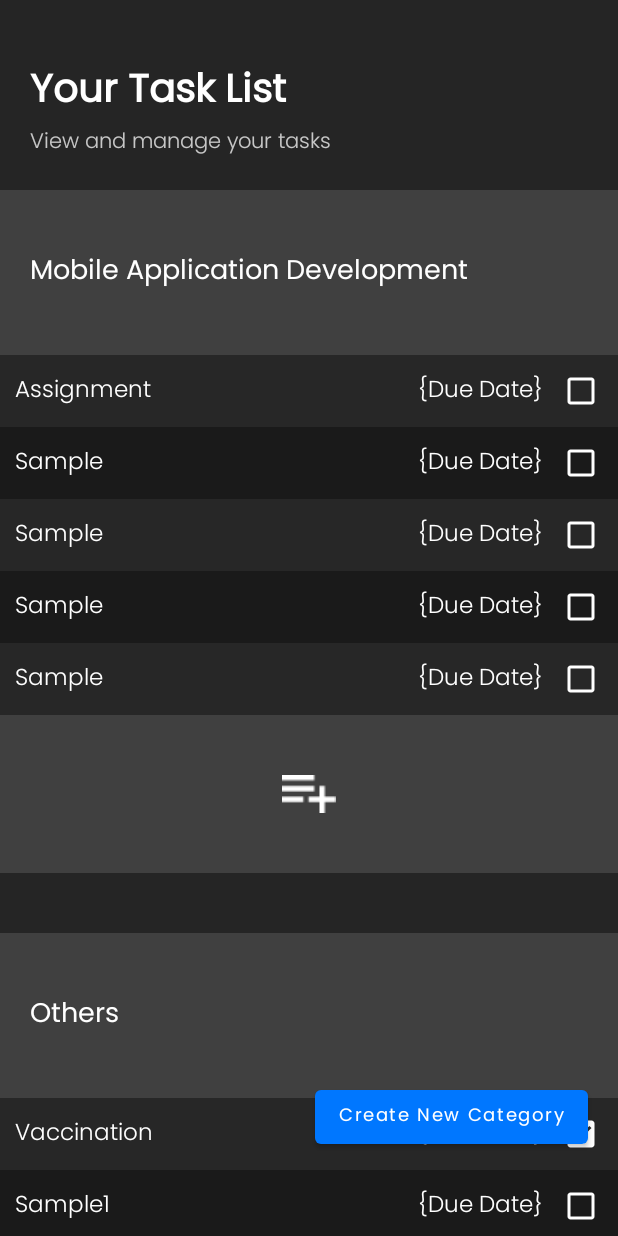
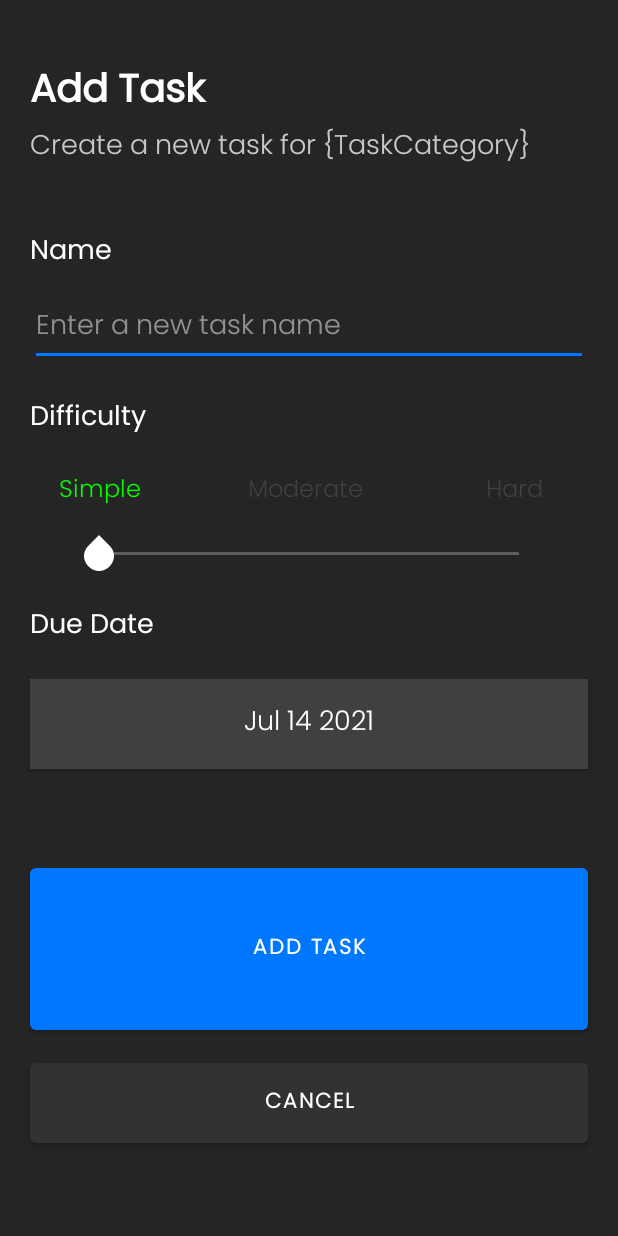
Before and after one commit to s10208233/PTL-MAD-ASSIGNMENT, an Android app: the screen it shows after launch (ViewTaskActivity before the commit, AddTaskActivity after it), after a tap on an icon or button, on a phone screen of 412 x 824 dp. Run offline under Robolectric (Android 15) with nearby library versions, the phone set to English and light mode, and no system bars; libraries missing offline, so code that uses them is left out: androidx.constraintlayout.solver.

Commit message:
TaskCategoryAdapater binded imagebutton(AddTask Icon) to start AddTaskActivity, Changes made to AddTaskActivity.java to change difficulty text color according to seekbar progress.

```diff
--- a/app/src/main/java/sg/edu/np/mad/remembertodo/AddTaskActivity.java
+++ b/app/src/main/java/sg/edu/np/mad/remembertodo/AddTaskActivity.java
@@ -1,14 +1,21 @@
 package sg.edu.np.mad.remembertodo;
 
+import androidx.annotation.ColorInt;
 import androidx.appcompat.app.AppCompatActivity;
+import androidx.appcompat.widget.ResourceManagerInternal;
 
+import android.annotation.SuppressLint;
 import android.app.AlertDialog;
 import android.app.DatePickerDialog;
 import android.content.Intent;
+import android.graphics.Color;
 import android.os.Bundle;
 import android.view.View;
 import android.widget.Button;
 import android.widget.DatePicker;
+import android.widget.SeekBar;
+import android.widget.TextView;
+import android.widget.Toast;
 
 import java.util.Calendar;
 
@@ -22,14 +29,56 @@ public class AddTaskActivity extends AppCompatActivity {
         super.onCreate(savedInstanceState);
         setContentView(R.layout.activity_add_task);
 
-        //
+        //  Difficulty Seekbar
+        SeekBar diffseekbar = findViewById(R.id.addTaskDifficultySeekbar);
+        TextView feedback_simple = findViewById(R.id.diffTextSimple);
+        TextView feedback_moderate = findViewById(R.id.diffTextModerate);
+        TextView feedback_hard = findViewById(R.id.diffTextHard);
 
-        //  DATE PICKER
+        diffseekbar.setOnSeekBarChangeListener(new SeekBar.OnSeekBarChangeListener() {
+            @Override
+            public void onProgressChanged(SeekBar seekBar, int i, boolean b) {
+
+                if (seekBar.getProgress() == 0){
+                    feedback_simple.setTextColor(Color.GREEN);
+                    feedback_moderate.setTextColor(Color.GRAY);
+                    feedback_hard.setTextColor(Color.GRAY);
+                }
+                if (seekBar.getProgress() == 1){
+                    feedback_simple.setTextColor(Color.GRAY);
+                    feedback_moderate.setTextColor(Color.YELLOW);
+                    feedback_hard.setTextColor(Color.GRAY);
+                }
+                if (seekBar.getProgress() == 2){
+                    feedback_simple.setTextColor(Color.GRAY);
+                    feedback_moderate.setTextColor(Color.GRAY);
+                    feedback_hard.setTextColor(Color.RED);
+                }
+            }
+
+            @Override
+            public void onStartTrackingTouch(SeekBar seekBar) {
+
+            }
+
+            @Override
+            public void onStopTrackingTouch(SeekBar seekBar) {
+
+            }
+        });
+
+        //  Date Picker
         initDatePicker();
         dateButton = findViewById(R.id.datePickerButton);
         dateButton.setText(getTodaysDate());
 
-        //  ADD TASK BUTTON
+        //  Create Task
+        findViewById(R.id.createTaskBtn).setOnClickListener(new View.OnClickListener() {
+            @Override
+            public void onClick(View view) {
+
+            }
+        });
 
         //  CANCEL BUTTON
         findViewById(R.id.cancelTaskBtn).setOnClickListener(new View.OnClickListener() {
@@ -41,7 +90,7 @@ public class AddTaskActivity extends AppCompatActivity {
         });
     }
 
-    //  DATE FUNCTIONS
+    //  All Date Picker Functions
     private String getTodaysDate()
     {
         Calendar cal = Calendar.getInstance();
@@ -117,4 +166,9 @@ public class AddTaskActivity extends AppCompatActivity {
         datePickerDialog.show();
     }
 
+    @Override
+    protected void onDestroy() {
+        super.onDestroy();
+        finish();
+    }
 }
--- a/app/src/main/java/sg/edu/np/mad/remembertodo/SplashScreenActivity.java
+++ b/app/src/main/java/sg/edu/np/mad/remembertodo/SplashScreenActivity.java
@@ -20,6 +20,9 @@ public class SplashScreenActivity extends AppCompatActivity {
             public void run() {
                 startActivity(new Intent(SplashScreenActivity.this, ViewTaskActivity.class));
                 finish();
+
+//                startActivity(new Intent(SplashScreenActivity.this, AddTaskActivity.class));
+//                finish();
             }
         }, 1000 );
     }
--- a/app/src/main/java/sg/edu/np/mad/remembertodo/Task.java
+++ b/app/src/main/java/sg/edu/np/mad/remembertodo/Task.java
@@ -5,14 +5,16 @@ import java.util.Date;
 public class Task {
 
     private String TaskName;
-    //private Date DateCreated;
-    //private Date DueDate;
+    private int Difficulty;
+    private Date DueDate;
     private boolean Completed;
+    private Date DateCreated;
 
-    public Task(String TaskName , boolean Completed){
+    public Task(String TaskName, int Difficulty, Date DueDate, boolean Completed, Date DateCreated){
         this.TaskName = TaskName;
-//        this.DateCreated = DateCreated;
-//        this.DueDate = DueDate;
+        this.Difficulty = Difficulty;
+        this.DateCreated = DateCreated;
+        this.DueDate = DueDate;
         this.Completed = Completed;
     }
 
@@ -23,22 +25,22 @@ public class Task {
     public void setTaskName(String taskName) {
         TaskName = taskName;
     }
-//
-//    public Date getDateCreated() {
-//        return DateCreated;
-//    }
 
-//    public void setDateCreated(Date dateCreated) {
-//        DateCreated = dateCreated;
-//    }
-//
-//    public Date getDueDate() {
-//        return DueDate;
-//    }
-//
-//    public void setDueDate(Date dueDate) {
-//        DueDate = dueDate;
-//    }
+    public Date getDateCreated() {
+        return DateCreated;
+    }
+
+    public void setDateCreated(Date dateCreated) {
+        DateCreated = dateCreated;
+    }
+
+    public Date getDueDate() {
+        return DueDate;
+    }
+
+    public void setDueDate(Date dueDate) {
+        DueDate = dueDate;
+    }
 
     public boolean isCompleted() {
         return Completed;
--- a/app/src/main/java/sg/edu/np/mad/remembertodo/TaskAdapter.java
+++ b/app/src/main/java/sg/edu/np/mad/remembertodo/TaskAdapter.java
@@ -27,8 +27,10 @@ public class TaskAdapter extends RecyclerView.Adapter<TaskViewHolder> {
 
     @Override
     public void onBindViewHolder(TaskViewHolder holder, int position) {
+
         holder.Single_Task_Name.setText(data.get(position).getTaskName());
-        //  holder.Single_Task_DueDate.setText(data.get(position).getDueDate().toString());
+        holder.Single_Task_DueDate.setText(data.get(position).getDueDate().toString());
+
         if (data.get(position).isCompleted() == true) {
             holder.Single_Task_Checkbox.setChecked(true);
         }
--- a/app/src/main/java/sg/edu/np/mad/remembertodo/TaskCategoryAdapater.java
+++ b/app/src/main/java/sg/edu/np/mad/remembertodo/TaskCategoryAdapater.java
@@ -1,6 +1,8 @@
 package sg.edu.np.mad.remembertodo;
 
 import android.content.Context;
+import android.content.Intent;
+import android.os.Bundle;
 import android.view.LayoutInflater;
 import android.view.View;
 import android.view.ViewGroup;
@@ -41,7 +43,16 @@ public class TaskCategoryAdapater extends RecyclerView.Adapter<TaskCategoryViewH
         holder.ViewTaskCategory_add_task_button.setOnClickListener(new View.OnClickListener() {
             @Override
             public void onClick(View view) {
-                //  Add_New_Task_Button OnClick
+                Intent addtask = new Intent(context, AddTaskActivity.class);
+                addtask.setFlags(Intent.FLAG_ACTIVITY_NEW_TASK);
+
+                //  Passing data
+                Bundle databundle = new Bundle();
+                databundle.putInt("TaskCategory_Position", position);
+
+                //  Start AddTaskActivity
+                addtask.putExtras(databundle);
+                context.startActivity(addtask);
             }
         });
 
--- a/app/src/main/java/sg/edu/np/mad/remembertodo/TaskViewHolder.java
+++ b/app/src/main/java/sg/edu/np/mad/remembertodo/TaskViewHolder.java
@@ -2,7 +2,9 @@ package sg.edu.np.mad.remembertodo;
 
 import android.view.View;
 import android.widget.CheckBox;
+import android.widget.ImageButton;
 import android.widget.TextView;
+import android.widget.Toast;
 
 import androidx.annotation.NonNull;
 import androidx.constraintlayout.widget.ConstraintLayout;
--- a/app/src/main/java/sg/edu/np/mad/remembertodo/ViewTaskActivity.java
+++ b/app/src/main/java/sg/edu/np/mad/remembertodo/ViewTaskActivity.java
@@ -26,15 +26,10 @@ public class ViewTaskActivity extends AppCompatActivity {
         TaskCategory_List.add(new TaskCategory("Mobile Application Development",
                 new ArrayList<Task>(
                         Arrays.asList(
-                                new Task("Assignment", false),
-                                new Task("Sample",false),
-                                new Task("Sample",false),
-                                new Task("Sample",false),
-                                new Task("Sample",false)
-
-
-
-
+                                new Task("Sample", 0,Calendar.getInstance().getTime(), false, Calendar.getInstance().getTime()),
+                                new Task("Sample", 0,Calendar.getInstance().getTime(), false, Calendar.getInstance().getTime()),
+                                new Task("Sample", 0,Calendar.getInstance().getTime(), false, Calendar.getInstance().getTime()),
+                                new Task("Sample", 0,Calendar.getInstance().getTime(), false, Calendar.getInstance().getTime())
                         )
                 ),
                 ""));
@@ -42,10 +37,9 @@ public class ViewTaskActivity extends AppCompatActivity {
         TaskCategory_List.add(new TaskCategory("Others",
                 new ArrayList<Task>(
                         Arrays.asList(
-                                new Task("Vaccination", true),
-                                new Task("Sample1",false),
-                                new Task("Sample",false)
-
+                                new Task("Sample", 0,Calendar.getInstance().getTime(), false, Calendar.getInstance().getTime()),
+                                new Task("Sample", 0,Calendar.getInstance().getTime(), true, Calendar.getInstance().getTime()),
+                                new Task("Sample", 0,Calendar.getInstance().getTime(), false, Calendar.getInstance().getTime())
                         )
                 ),
                 ""));
--- a/app/src/main/res/layout/activity_add_task.xml
+++ b/app/src/main/res/layout/activity_add_task.xml
@@ -110,7 +110,7 @@
                 android:fontFamily="@font/poppins_light"
                 android:text="Simple"
                 android:textAlignment="center"
-                android:textColor="#06BA00"
+                android:textColor="@color/simple"
                 android:textSize="16sp"
                 app:layout_constraintEnd_toStartOf="@+id/diffTextModerate"
                 app:layout_constraintHorizontal_bias="0.5"
@@ -125,7 +125,7 @@
                 android:fontFamily="@font/poppins_light"
                 android:text="Moderate"
                 android:textAlignment="center"
-                android:textColor="#D6BA00"
+                android:textColor="@color/gray"
                 android:textSize="16sp"
                 app:layout_constraintEnd_toStartOf="@+id/diffTextHard"
                 app:layout_constraintHorizontal_bias="0.5"
@@ -139,7 +139,7 @@
                 android:fontFamily="@font/poppins_light"
                 android:text="Hard"
                 android:textAlignment="center"
-                android:textColor="#D50000"
+                android:textColor="@color/gray"
                 android:textSize="16sp"
                 app:layout_constraintEnd_toEndOf="parent"
                 app:layout_constraintHorizontal_bias="0.5"
@@ -159,10 +159,10 @@
                 android:textSize="18sp"
                 app:layout_constraintEnd_toEndOf="parent"
                 app:layout_constraintStart_toStartOf="parent"
-                app:layout_constraintTop_toBottomOf="@+id/addTaskSeekbar" />
+                app:layout_constraintTop_toBottomOf="@+id/addTaskDifficultySeekbar" />
 
             <SeekBar
-                android:id="@+id/addTaskSeekbar"
+                android:id="@+id/addTaskDifficultySeekbar"
                 style="@style/Widget.AppCompat.SeekBar"
                 android:layout_width="0dp"
                 android:layout_height="27dp"
@@ -175,7 +175,7 @@
                 android:max="2"
                 android:minWidth="40dp"
                 android:minHeight="40dp"
-                android:progress="1"
+                android:progress="0"
                 android:progressBackgroundTint="@color/white"
                 android:progressTint="@color/accentblue"
                 android:thumb="?android:attr/textSelectHandle"
@@ -198,7 +198,7 @@
                 android:fontFamily="@font/poppins_light"
                 android:onClick="openDatePicker"
                 android:shadowDx="3"
-                android:text="Jan 01 2020"
+                android:text="Select A Date"
                 android:textAlignment="center"
                 android:textColor="@color/white"
                 android:textSize="18sp"
--- a/app/src/main/res/layout/activity_view_task.xml
+++ b/app/src/main/res/layout/activity_view_task.xml
@@ -7,19 +7,16 @@
     android:background="@color/darkgray"
     tools:context=".ViewTaskActivity">
 
-    <Button
-        android:id="@+id/button2"
+    <com.google.android.material.floatingactionbutton.FloatingActionButton
+        android:id="@+id/add_cat_btn"
         android:layout_width="wrap_content"
         android:layout_height="wrap_content"
         android:layout_marginEnd="20dp"
-        android:layout_marginBottom="55dp"
-        android:fontFamily="@font/poppins"
-        android:text="Create New Category"
-        android:textAllCaps="false"
-        android:textSize="12sp"
-        app:backgroundTint="@color/accentblue"
+        android:layout_marginBottom="50dp"
+        android:clickable="true"
         app:layout_constraintBottom_toBottomOf="parent"
-        app:layout_constraintEnd_toEndOf="parent" />
+        app:layout_constraintEnd_toEndOf="parent"
+        app:srcCompat="@drawable/icon_add" />
 
     <ScrollView
         android:id="@+id/viewTaskListScrollView"
@@ -31,11 +28,11 @@
         app:layout_constraintHorizontal_bias="0.0"
         app:layout_constraintStart_toStartOf="parent"
         app:layout_constraintTop_toTopOf="parent"
-        app:layout_constraintVertical_bias="1.0">
+        app:layout_constraintVertical_bias="0.0">
 
         <androidx.constraintlayout.widget.ConstraintLayout
             android:layout_width="match_parent"
-            android:layout_height="wrap_content" >
+            android:layout_height="wrap_content">
 
             <TextView
                 android:id="@+id/ViewTask_Title"
@@ -79,6 +76,7 @@
                 app:layout_constraintStart_toStartOf="parent"
                 app:layout_constraintTop_toBottomOf="@+id/ViewTask_Subtitle"
                 app:layout_constraintVertical_bias="0.0" />
+
         </androidx.constraintlayout.widget.ConstraintLayout>
     </ScrollView>
 
--- a/app/src/main/res/layout/viewholder_task.xml
+++ b/app/src/main/res/layout/viewholder_task.xml
@@ -11,7 +11,7 @@
         android:id="@+id/single_task_name"
         android:layout_width="0dp"
         android:layout_height="wrap_content"
-        android:layout_marginStart="10dp"
+        android:layout_marginStart="20dp"
         android:layout_marginTop="10dp"
         android:layout_marginEnd="20dp"
         android:layout_marginBottom="10dp"
@@ -28,7 +28,7 @@
         android:id="@+id/single_task_duedate"
         android:layout_width="0dp"
         android:layout_height="wrap_content"
-        android:layout_marginEnd="10dp"
+        android:layout_marginEnd="20dp"
         android:fontFamily="@font/poppins_light"
         android:text="{Due Date}"
         android:textColor="#FFFFFF"
@@ -41,7 +41,7 @@
         android:id="@+id/single_task_checkbox"
         android:layout_width="30dp"
         android:layout_height="wrap_content"
-        android:layout_marginEnd="10dp"
+        android:layout_marginEnd="20dp"
         android:checked="false"
         android:gravity="center|center_horizontal|center_vertical"
         app:buttonTint="#FFFFFF"
--- a/app/src/main/res/values/colors.xml
+++ b/app/src/main/res/values/colors.xml
@@ -7,4 +7,5 @@
     <color name="gray">#404040</color>
     <color name="darkgray">#252525</color>
     <color name="white">#FFFFFFFF</color>
+    <color name="graymedium">#2B2B2B</color>
 </resources>
```
